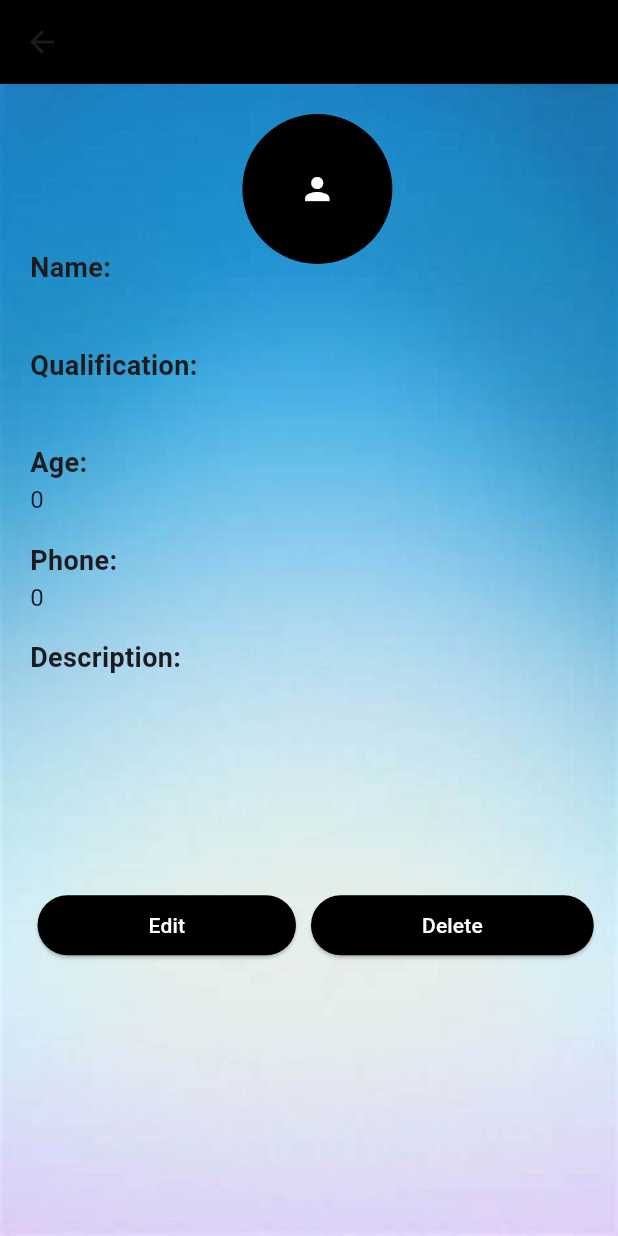
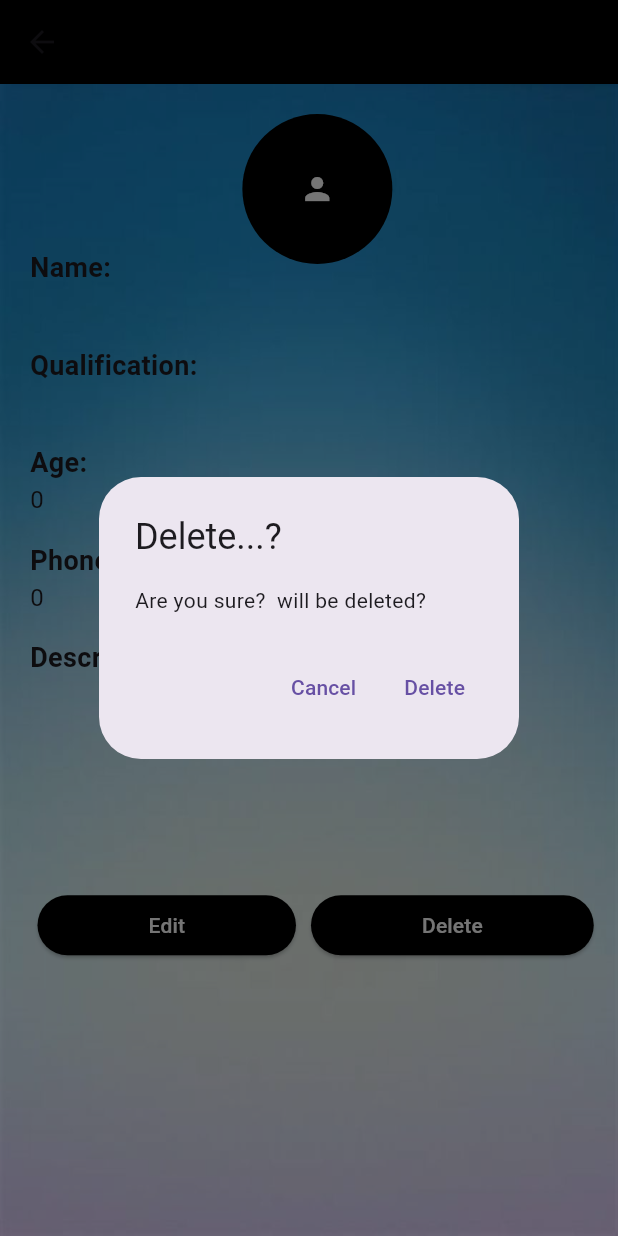
Before and after one commit to Anuja-js/sqfliteCRUD, a Flutter app: the UserDetails screen opened directly with empty values, after a tap on "Delete", on a phone screen of 412 x 824 dp. Run offline on Flutter 3.47's test engine with Material 3 defaults, Android fonts, the phone set to English and light mode, and no system bars; our stand-ins replace image_picker, shared_preferences, sqflite; accounts and stored records are empty.

Commit message:
task compleated

```diff
--- a/lib/models/user.dart
+++ b/lib/models/user.dart
@@ -17,7 +17,7 @@ class User {
       this.description, [
         this.imagePath,
       ]);
-
+//named constructor
   User.withId(
       this.id,
       this.name,
@@ -44,6 +44,7 @@ class User {
   }
 
   User.fromMapObject(Map<String, dynamic> map) {
+    // map id key value assign to id
     id = map['id'];
     name = map['name'];
     qualification = map['qualification'];
--- a/lib/screens/home_screen.dart
+++ b/lib/screens/home_screen.dart
@@ -1,3 +1,5 @@
+// ignore_for_file: avoid_types_as_parameter_names
+
 import 'dart:io';
 
 import 'package:crud_sqflite_app/screens/user_detail.dart';
@@ -54,6 +56,7 @@ TextEditingController  textControl=TextEditingController();
           if(value.isNotEmpty)
           {
             var userListFuture = databaseHelper.getUserList();
+            // ignore: non_constant_identifier_names
             userListFuture.then((List) {
               setState(() {
                 userList = List.where((element) => element.name!.toUpperCase().contains(textControl.text.toUpperCase())).toList();
@@ -92,7 +95,7 @@ TextEditingController  textControl=TextEditingController();
               )),
 
 
-       userList.length==0?Center(child: Text("NO STUDENTS AVAILABLE",style: TextStyle(color: Colors.black),)) :isPress?    getUsersListView():getUserGridView()
+       userList.isEmpty?const Center(child: Text("NO STUDENTS AVAILABLE",style: TextStyle(color: Colors.black),)) :isPress?    getUsersListView():getUserGridView()
 
         ],
       ),
--- a/lib/screens/user_detail.dart
+++ b/lib/screens/user_detail.dart
@@ -128,8 +128,32 @@ class UserDetails extends StatelessWidget {
               ),
               const SizedBox(width: 10,),
               ElevatedButton(
-                onPressed: () {
-                  _deleteUser(context, user);
+                onPressed: ()
+                  {
+                    showDialog(
+                        context: context,
+                        builder: (BuildContext context) {
+                          return AlertDialog(
+                            title: const Text("Delete...?"),
+                            content: Text(
+                                "Are you sure? ${user.name} will be deleted?"),
+                            actions: [
+                              TextButton(
+                                  onPressed: () {
+                                    Navigator.of(context).pop();
+                                  },
+                                  child: const Text("Cancel")),
+                              TextButton(
+                                  onPressed: () {_deleteUser(context, user);
+
+                                    Navigator.of(context).pop();
+                                  },
+                                  child: const Text("Delete")),
+                            ],
+                          );
+                        });
+
+
                 },
                 style: ElevatedButton.styleFrom(
                   backgroundColor: Colors.black,
```
Also changed, not shown: lib/screens/login_screen.dart (+7 -5 lines), lib/screens/splash_screen.dart (+5 -3 lines), lib/utils/database_helper.dart (+30 -39 lines), pubspec.lock.
